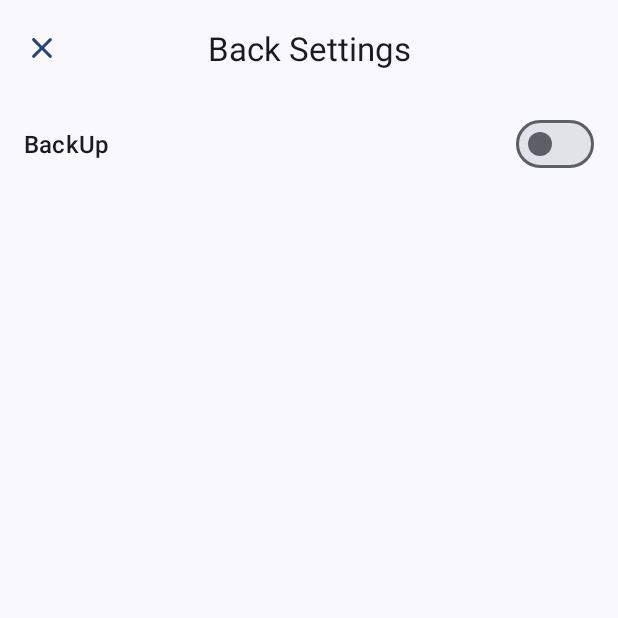
After one commit to aiyu-ayaan/LinkSaver, an Android app: the fragment BackUpFragment shown on its own in the app's theme, on a phone screen of 412 x 824 dp, the top half of it. The commit adds this screen. Run offline under Robolectric (Android 15) with nearby library versions, the phone set to English and light mode, and no system bars; our stand-ins replace Dagger/Hilt's generated code, sdp/ssp sizes; libraries missing offline, so code that uses them is left out: android.viewbinding.library; 6 statements that could not run were skipped.

Commit message:
* Google Drive api integrated !!!

```diff
--- a/app/build.gradle.kts
+++ b/app/build.gradle.kts
@@ -43,6 +43,9 @@ android {
     buildFeatures {
         viewBinding = true
     }
+    packagingOptions {
+        resources.excludes.add("META-INF/*")
+    }
 }
 
 dependencies {
--- a/app/src/main/AndroidManifest.xml
+++ b/app/src/main/AndroidManifest.xml
@@ -5,6 +5,8 @@
     <uses-permission android:name="android.permission.INTERNET" />
     <uses-permission android:name="android.permission.ACCESS_WIFI_STATE" />
     <uses-permission android:name="android.permission.ACCESS_NETWORK_STATE" />
+    <uses-permission android:name="android.permission.GET_ACCOUNTS" />
+    <uses-permission android:name="android.permission.USE_CREDENTIALS" />
 
     <application
         android:name=".LinkSaver"
--- /dev/null
+++ b/app/src/main/java/com/atech/linksaver/ui/fragment/backup/BackUpFragment.kt
@@ -0,0 +1,94 @@
+package com.atech.linksaver.ui.fragment.backup
+
+import android.app.Activity
+import android.content.SharedPreferences
+import android.os.Bundle
+import android.util.Log
+import android.view.View
+import android.viewbinding.library.fragment.viewBinding
+import androidx.activity.result.contract.ActivityResultContracts
+import androidx.fragment.app.Fragment
+import androidx.fragment.app.viewModels
+import androidx.lifecycle.lifecycleScope
+import androidx.navigation.fragment.findNavController
+import com.atech.backup.utils.KEY_BACK_UP_FOLDER_ID
+import com.atech.linksaver.R
+import com.atech.linksaver.databinding.FragmentBackupBinding
+import com.google.android.material.transition.MaterialSharedAxis
+import dagger.hilt.android.AndroidEntryPoint
+import kotlinx.coroutines.Dispatchers
+import kotlinx.coroutines.launch
+import javax.inject.Inject
+
+private const val TAG = "BackUpFragment"
+
+@AndroidEntryPoint
+class BackUpFragment : Fragment(R.layout.fragment_backup) {
+    private val binding: FragmentBackupBinding by viewBinding()
+    private val viewModel: BackUpViewModel by viewModels()
+
+    @Inject
+    lateinit var pref: SharedPreferences
+
+
+    private val activityResult =
+        registerForActivityResult(ActivityResultContracts.StartActivityForResult()) {
+            if (it.resultCode == Activity.RESULT_OK) {
+                viewModel.createFolder(onFail = {
+                    Log.d(TAG, "performBackup: ${it.message}")
+                }, action = {
+                    Log.d(TAG, "performBackup: $it")
+                }) { path ->
+                    if (getFolderID() != null) return@createFolder
+                    Log.d(TAG, "performBackup: $path")
+                    viewModel.updateBackupFolderPath(path)
+                }
+            }
+        }
+
+    override fun onCreate(savedInstanceState: Bundle?) {
+        super.onCreate(savedInstanceState)
+        enterTransition = MaterialSharedAxis(MaterialSharedAxis.Y, true)
+        returnTransition = MaterialSharedAxis(MaterialSharedAxis.Y, false)
+    }
+
+    override fun onViewCreated(view: View, savedInstanceState: Bundle?) {
+        super.onViewCreated(view, savedInstanceState)
+        binding.apply {
+            setToolbar()
+            switchBackup.apply {
+                isChecked = getFolderID() != null
+                setOnCheckedChangeListener { _, state ->
+                    if (state) performBackup()
+                }
+            }
+        }
+    }
+
+    private fun getFolderID(): String? =
+        pref.getString(KEY_BACK_UP_FOLDER_ID, null)
+
+
+    private fun performBackup() = lifecycleScope.launch(Dispatchers.IO) {
+        if (getFolderID() != null) {
+            Log.d(TAG, "performBackup: ${getFolderID()}")
+            return@launch
+        }
+        viewModel.createFolder(onFail = {
+            Log.d(TAG, "performBackup: ${it.message}")
+        }, action = {
+            Log.d(TAG, "performBackup: $it")
+            activityResult.launch(it)
+        }) { path ->
+            Log.d(TAG, "performBackup: $path")
+            viewModel.updateBackupFolderPath(path)
+        }
+    }
+
+
+    private fun FragmentBackupBinding.setToolbar() {
+        toolbar.setOnClickListener {
+            findNavController().navigateUp()
+        }
+    }
+}
--- /dev/null
+++ b/app/src/main/res/drawable/round_backup_24.xml
@@ -0,0 +1,5 @@
+<vector android:height="24dp" android:tint="#000000"
+    android:viewportHeight="24" android:viewportWidth="24"
+    android:width="24dp" xmlns:android="http://schemas.android.com/apk/res/android">
+    <path android:fillColor="@android:color/white" android:pathData="M19,11c0,-3.87 -3.13,-7 -7,-7C8.78,4 6.07,6.18 5.26,9.15C2.82,9.71 1,11.89 1,14.5C1,17.54 3.46,20 6.5,20c1.76,0 10.25,0 12,0l0,0c2.49,-0.01 4.5,-2.03 4.5,-4.52C23,13.15 21.25,11.26 19,11zM13,13v2c0,0.55 -0.45,1 -1,1h0c-0.55,0 -1,-0.45 -1,-1v-2H9.21c-0.45,0 -0.67,-0.54 -0.35,-0.85l2.79,-2.79c0.2,-0.2 0.51,-0.2 0.71,0l2.79,2.79c0.31,0.31 0.09,0.85 -0.35,0.85H13z"/>
+</vector>
--- /dev/null
+++ b/app/src/main/res/layout/fragment_backup.xml
@@ -0,0 +1,28 @@
+<?xml version="1.0" encoding="utf-8"?>
+<RelativeLayout xmlns:android="http://schemas.android.com/apk/res/android"
+    xmlns:app="http://schemas.android.com/apk/res-auto"
+    xmlns:tools="http://schemas.android.com/tools"
+    android:layout_width="match_parent"
+    android:layout_height="match_parent"
+    tools:context="com.atech.linksaver.ui.fragment.backup.BackUpFragment">
+
+    <com.google.android.material.appbar.MaterialToolbar
+        android:id="@+id/toolbar"
+        android:layout_width="match_parent"
+        android:layout_height="wrap_content"
+        android:minHeight="?attr/actionBarSize"
+        app:navigationIcon="@drawable/round_close_24"
+        app:title="@string/back_up_settings"
+        app:titleCentered="true" />
+
+    <com.google.android.material.materialswitch.MaterialSwitch
+        android:id="@+id/switch_backup"
+        android:layout_width="match_parent"
+        android:layout_height="wrap_content"
+        android:layout_below="@id/toolbar"
+        android:layout_marginHorizontal="@dimen/grid_1"
+        android:layout_marginTop="@dimen/grid_1"
+        android:padding="@dimen/grid_1"
+        android:text="@string/back_up"
+        android:textAppearance="?attr/textAppearanceTitleMedium" />
+</RelativeLayout>
--- a/app/src/main/res/values/strings.xml
+++ b/app/src/main/res/values/strings.xml
@@ -39,4 +39,6 @@
     <string name="yes">Yes</string>
     <string name="no">No</string>
     <string name="profile">Profile</string>
+    <string name="back_up">BackUp</string>
+    <string name="back_up_settings">Back Settings</string>
 </resources>
--- a/backup/src/main/AndroidManifest.xml
+++ b/backup/src/main/AndroidManifest.xml
@@ -1,4 +1,5 @@
 <?xml version="1.0" encoding="utf-8"?>
 <manifest xmlns:android="http://schemas.android.com/apk/res/android">
-
+    <uses-permission android:name="android.permission.GET_ACCOUNTS" />
+    <uses-permission android:name="android.permission.USE_CREDENTIALS" />
 </manifest>
--- a/backup/src/main/java/com/atech/backup/login/UserModelModel.kt
+++ b/backup/src/main/java/com/atech/backup/login/UserModelModel.kt
@@ -11,6 +11,7 @@ data class UserModelModel(
     val mail: String,
     val name: String,
     val profileImage: String,
+    val backUpFolderPath: String? = null,
     val created: Long = System.currentTimeMillis(),
 ) : Parcelable
 
@@ -21,5 +22,6 @@ data class GetUserModel(
     val mail: String? = null,
     val name: String? = null,
     val profileImage: String? = null,
+    val backUpFolderPath: String? = null,
     val created: Long? = null,
 ) : Parcelable
--- a/backup/src/main/java/com/atech/backup/utils/Constants.kt
+++ b/backup/src/main/java/com/atech/backup/utils/Constants.kt
@@ -1,3 +1,6 @@
 package com.atech.backup.utils
 
 const val SHARED_PREFERENCE_NAME = "link_saver"
+
+const val BACK_UP_FOLDER_NAME = "Link Saver"
+const val BACK_UP_FILE_NAME = "link_saver_backup.json"
--- /dev/null
+++ b/backup/src/main/java/com/atech/backup/utils/Prefs.kt
@@ -0,0 +1,4 @@
+package com.atech.backup.utils
+
+
+const val KEY_BACK_UP_FOLDER_ID = "back_up_folder_id"
--- a/gradle/libs.versions.toml
+++ b/gradle/libs.versions.toml
@@ -4,6 +4,7 @@ android-viewbinding = "1.0.4"
 coil = "2.4.0"
 firebase-auth-ktx = "22.0.0"
 google-services = "4.3.15"
+google-api-services-drive =  "v3-rev20220815-2.0.0"
 hilt-android-compiler = "2.46"
 navigation-safe-args-gradle-plugin = "2.5.3"
 org-jetbrains-kotlin-android = "1.8.0"
@@ -15,7 +16,9 @@ espresso-core = "3.5.1"
 appcompat = "1.6.1"
 material = "1.9.0"
 constraintlayout = "2.1.4"
+play-serices-api = "1.32.1"
 play-services-auth = "20.5.0"
+play-services-drive = "17.0.0"
 room-compiler = "2.5.1"
 room-ktx = "2.5.1"
 url-imageloader = "1.0.5"
@@ -35,6 +38,7 @@ firebase-bom = { module = "com.google.firebase:firebase-bom", version.ref = "fir
 firebase-auth-ktx = { module = "com.google.firebase:firebase-auth-ktx" }
 firebase-firestore-ktx = { module = "com.google.firebase:firebase-firestore-ktx"}
 google-services = { module = "com.google.gms:google-services", version.ref = "google-services" }
+google-api-services-drive = {group = "com.google.apis", name = "google-api-services-drive", version.ref = "google-api-services-drive"}
 hilt-android = { module = "com.google.dagger:hilt-android", version.ref = "hilt-android-compiler" }
 hilt-android-compiler = { module = "com.google.dagger:hilt-android-compiler", version.ref = "hilt-android-compiler" }
 appcompat = { group = "androidx.appcompat", name = "appcompat", version.ref = "appcompat" }
@@ -42,7 +46,9 @@ material = { group = "com.google.android.material", name = "material", version.r
 constraintlayout = { group = "androidx.constraintlayout", name = "constraintlayout", version.ref = "constraintlayout" }
 navigation-fragment-ktx = { module = "androidx.navigation:navigation-fragment-ktx", version.ref = "navigation-safe-args-gradle-plugin" }
 navigation-safe-args-gradle-plugin = { module = "androidx.navigation:navigation-safe-args-gradle-plugin", version.ref = "navigation-safe-args-gradle-plugin" }
+play-services-api = { module = "com.google.api-client:google-api-client-android", version.ref = "play-serices-api" }
 play-services-auth = { module = "com.google.android.gms:play-services-auth", version.ref = "play-services-auth" }
+play-services-drive = { module = "com.google.android.gms:play-services-drive", version.ref = "play-services-drive" }
 room-compiler = { module = "androidx.room:room-compiler", version.ref = "room-compiler" }
 room-ktx = { module = "androidx.room:room-ktx", version.ref = "room-ktx" }
 url-imageloader = { module = "com.github.aiyu-ayaan:url-imageloader", version.ref = "url-imageloader" }
```
Also changed, not shown: app/src/main/java/com/atech/linksaver/ui/fragment/backup/BackUpViewModel.kt (added, +40 -0 lines), app/src/main/java/com/atech/linksaver/ui/fragment/home/HomeFragment.kt (+23 -8 lines), app/src/main/res/menu/navigation_slider.xml (+5 -5 lines), app/src/main/res/navigation/nav_host.xml (+8 -0 lines), backup/build.gradle.kts (+7 -0 lines), backup/src/main/java/com/atech/backup/backup/LinkSaverDriveManager.kt (added, +76 -0 lines), backup/src/main/java/com/atech/backup/login/LogInRepository.kt (+10 -0 lines), backup/src/main/java/com/atech/backup/module/DriveModule.kt (added, +40 -0 lines).
